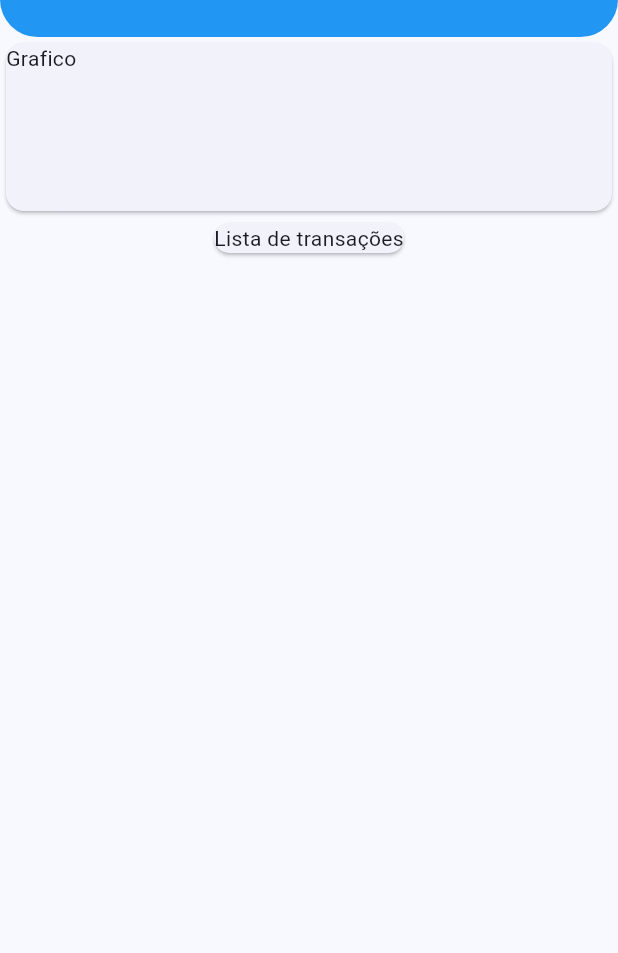
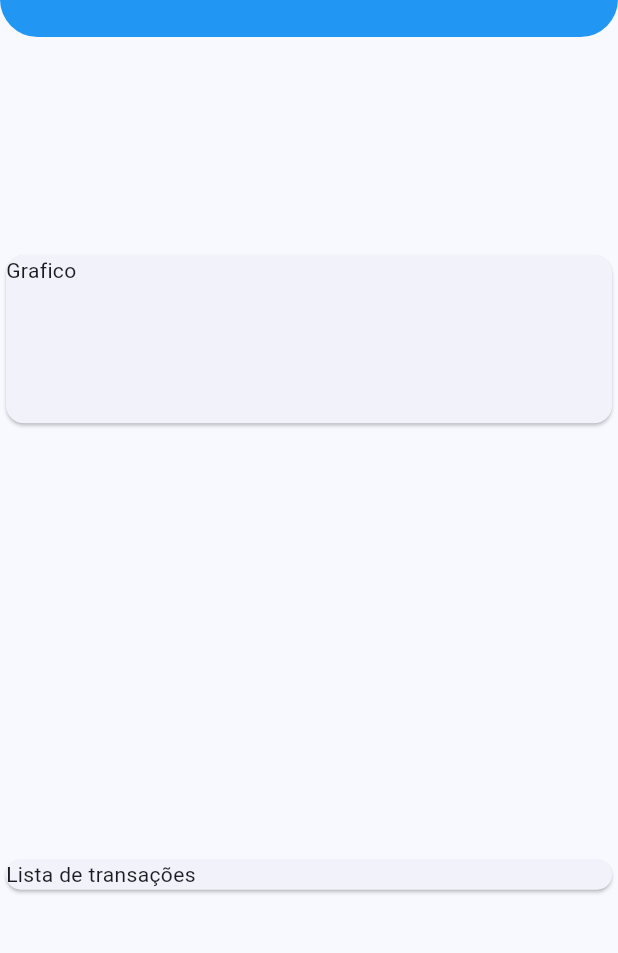
Before and after one commit to lpgstudio/Flutter-Expenses-Cod3r, a Flutter app: the screen it shows after launch, on a phone screen of 412 x 824 dp, the part 128-1081 px from its top. Run offline on Flutter 3.47's test engine with Material 3 defaults, Android fonts, the phone set to English and light mode, and no system bars.

```diff
--- a/lib/main.dart
+++ b/lib/main.dart
@@ -1,3 +1,4 @@
+import 'package:expenses/models/transaction.dart';
 import 'package:flutter/material.dart';
 
 main() => runApp(ExpensesApp());
@@ -19,7 +20,22 @@ class ExpensesApp extends StatelessWidget {
 }
 
 class MyHomePage extends StatelessWidget {
-  const MyHomePage({super.key});
+  MyHomePage({super.key});
+
+  final _transaction = [
+    Transaction(
+      id: 't1',
+      title: 'Tênis de corrida',
+      value: 310.75,
+      date: DateTime.now(),
+    ),
+    Transaction(
+      id: 't2',
+      title: 'Conta de luz',
+      value: 215.85,
+      date: DateTime.now(),
+    ),
+  ];
 
   @override
   Widget build(BuildContext context) {
@@ -40,9 +56,10 @@ class MyHomePage extends StatelessWidget {
         ),
       ),
       body: const Column(
+        mainAxisAlignment: MainAxisAlignment.spaceAround,
+        crossAxisAlignment: CrossAxisAlignment.stretch,
         children: [
           SizedBox(
-            width: double.infinity,
             height: 120,
             child: Card(
               child: Text('Grafico'),
--- /dev/null
+++ b/lib/models/transaction.dart
@@ -0,0 +1,12 @@
+class Transaction {
+  final String id;
+  final String title;
+  final double value;
+  final DateTime date;
+
+  Transaction(
+      {required this.id,
+      required this.title,
+      required this.value,
+      required this.date});
+}
```
